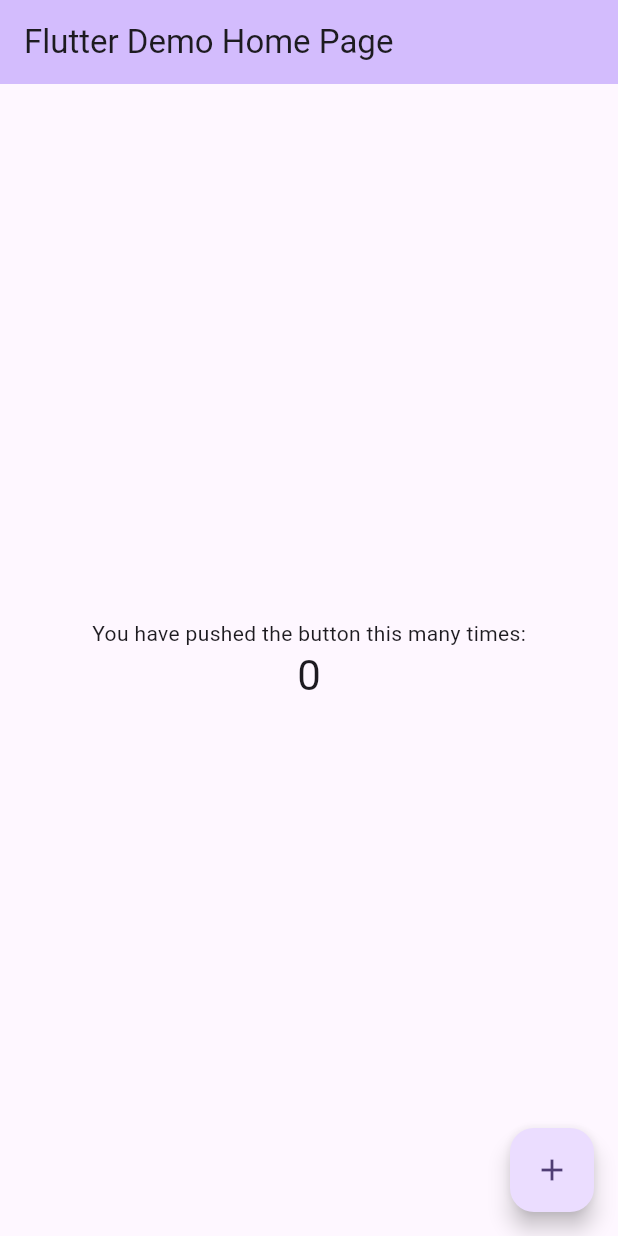
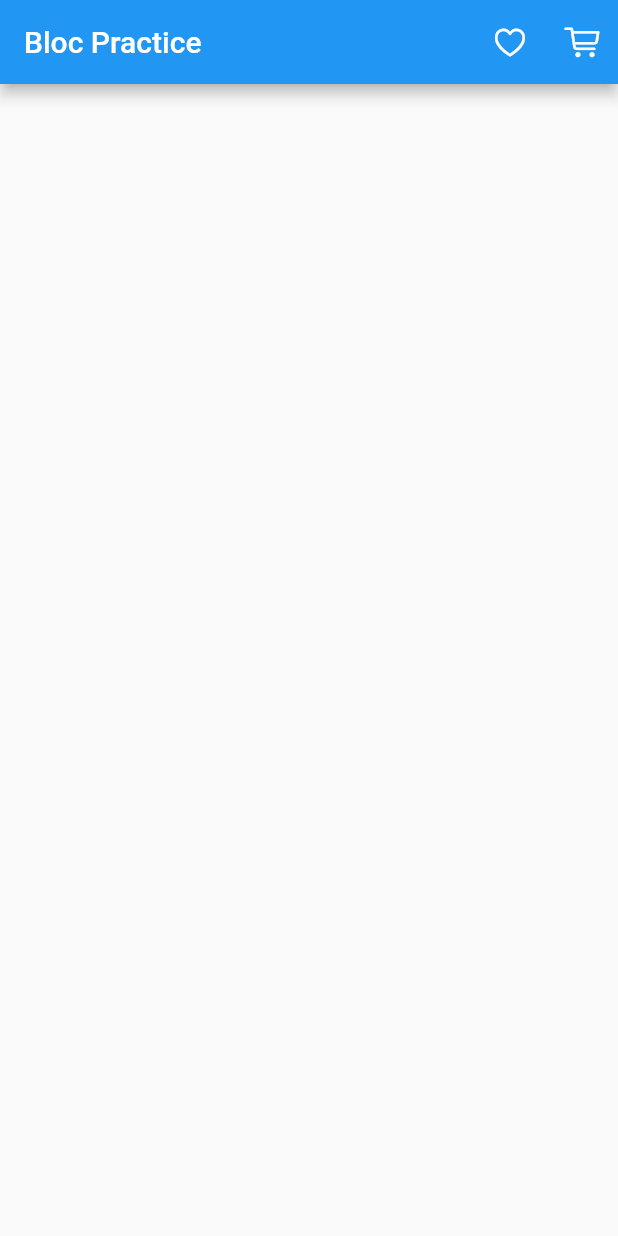
Before and after one commit to xX0ZAK0Xx/Cart_Bloc, a Flutter app: the screen it shows after launch, on a phone screen of 412 x 824 dp. Run offline on Flutter 3.47's test engine with Material 2 defaults, Android fonts, the phone set to English and light mode, and no system bars; our stand-ins replace bloc, flutter_bloc.

Commit message:
Basic Bloc at HomePage

```diff
--- a/analysis_options.yaml
+++ b/analysis_options.yaml
@@ -1,28 +1,28 @@
-# This file configures the analyzer, which statically analyzes Dart code to
-# check for errors, warnings, and lints.
-#
-# The issues identified by the analyzer are surfaced in the UI of Dart-enabled
-# IDEs (https://dart.dev/tools#ides-and-editors). The analyzer can also be
-# invoked from the command line by running `flutter analyze`.
+# # This file configures the analyzer, which statically analyzes Dart code to
+# # check for errors, warnings, and lints.
+# #
+# # The issues identified by the analyzer are surfaced in the UI of Dart-enabled
+# # IDEs (https://dart.dev/tools#ides-and-editors). The analyzer can also be
+# # invoked from the command line by running `flutter analyze`.
 
-# The following line activates a set of recommended lints for Flutter apps,
-# packages, and plugins designed to encourage good coding practices.
-include: package:flutter_lints/flutter.yaml
+# # The following line activates a set of recommended lints for Flutter apps,
+# # packages, and plugins designed to encourage good coding practices.
+# include: package:flutter_lints/flutter.yaml
 
-linter:
-  # The lint rules applied to this project can be customized in the
-  # section below to disable rules from the `package:flutter_lints/flutter.yaml`
-  # included above or to enable additional rules. A list of all available lints
-  # and their documentation is published at https://dart.dev/lints.
-  #
-  # Instead of disabling a lint rule for the entire project in the
-  # section below, it can also be suppressed for a single line of code
-  # or a specific dart file by using the `// ignore: name_of_lint` and
-  # `// ignore_for_file: name_of_lint` syntax on the line or in the file
-  # producing the lint.
-  rules:
-    # avoid_print: false  # Uncomment to disable the `avoid_print` rule
-    # prefer_single_quotes: true  # Uncomment to enable the `prefer_single_quotes` rule
+# linter:
+#   # The lint rules applied to this project can be customized in the
+#   # section below to disable rules from the `package:flutter_lints/flutter.yaml`
+#   # included above or to enable additional rules. A list of all available lints
+#   # and their documentation is published at https://dart.dev/lints.
+#   #
+#   # Instead of disabling a lint rule for the entire project in the
+#   # section below, it can also be suppressed for a single line of code
+#   # or a specific dart file by using the `// ignore: name_of_lint` and
+#   # `// ignore_for_file: name_of_lint` syntax on the line or in the file
+#   # producing the lint.
+#   rules:
+#     # avoid_print: false  # Uncomment to disable the `avoid_print` rule
+#     # prefer_single_quotes: true  # Uncomment to enable the `prefer_single_quotes` rule
 
-# Additional information about this file can be found at
-# https://dart.dev/guides/language/analysis-options
+# # Additional information about this file can be found at
+# # https://dart.dev/guides/language/analysis-options
--- /dev/null
+++ b/lib/features/home/bloc/home_bloc.dart
@@ -0,0 +1,38 @@
+import 'dart:async';
+
+import 'package:bloc/bloc.dart';
+import 'package:cart_app/features/home/ui/homePage.dart';
+import 'package:meta/meta.dart';
+
+part 'home_event.dart';
+part 'home_state.dart';
+
+class HomeBloc extends Bloc<HomeEvent, HomeState> {
+  HomeBloc() : super(HomeInitial()) {
+    on<HometWishListNavigateEvent>(hometWishListNavigateEvent);
+    on<HomeCartNavigateEvent>(homeCartNavigateEvent);
+
+    on<HomeProductWishListClickEvent>(homeProductWishListClickEvent);
+    on<HomeProductCartClickEvent>(homeProductCartClickEvent);
+  }
+
+  FutureOr<void> hometWishListNavigateEvent(
+      HometWishListNavigateEvent event, Emitter<HomeState> emit) {
+    print("Clicked Wishlist Navigator");
+  }
+
+  FutureOr<void> homeCartNavigateEvent(
+      HomeCartNavigateEvent event, Emitter<HomeState> emit) {
+    print("Clicked Cart Navigator");
+  }
+
+  FutureOr<void> homeProductWishListClickEvent(
+      HomeProductWishListClickEvent event, Emitter<HomeState> emit) {
+    print("Clicked Product Wish List");
+  }
+
+  FutureOr<void> homeProductCartClickEvent(
+      HomeProductCartClickEvent event, Emitter<HomeState> emit) {
+    print("Clicked Product Cart");
+  }
+}
--- /dev/null
+++ b/lib/features/home/bloc/home_event.dart
@@ -0,0 +1,12 @@
+part of 'home_bloc.dart';
+
+@immutable
+sealed class HomeEvent {}
+
+class HomeProductWishListClickEvent extends HomeEvent {}
+
+class HomeProductCartClickEvent extends HomeEvent {}
+
+class HometWishListNavigateEvent extends HomeEvent {}
+
+class HomeCartNavigateEvent extends HomeEvent {}
--- /dev/null
+++ b/lib/features/home/bloc/home_state.dart
@@ -0,0 +1,18 @@
+part of 'home_bloc.dart';
+
+@immutable
+sealed class HomeState {}
+
+abstract class HomeActionState extends HomeState {}
+
+final class HomeInitial extends HomeState {}
+
+class HomeLoadingState extends HomeState {}
+
+class HomeLoadedSuccessState extends HomeState {}
+
+class HomeErrorState extends HomeState {}
+
+class HomeNavigateToWishListPageActionState extends HomeActionState {}
+
+class HomeNavigateToCartPageActionState extends HomeActionState {}
--- /dev/null
+++ b/lib/features/home/ui/homePage.dart
@@ -0,0 +1,46 @@
+import 'package:cart_app/features/home/bloc/home_bloc.dart';
+import 'package:flutter/cupertino.dart';
+import 'package:flutter/material.dart';
+import 'package:flutter_bloc/flutter_bloc.dart';
+
+class Home extends StatefulWidget {
+  const Home({super.key});
+
+  @override
+  State<Home> createState() => _HomeState();
+}
+
+class _HomeState extends State<Home> {
+  final HomeBloc homeBloc = HomeBloc();
+  @override
+  Widget build(BuildContext context) {
+    return BlocConsumer<HomeBloc, HomeState>(
+      bloc: homeBloc,
+      // listenWhen: (previous, current) {
+
+      // },
+      listener: (context, state) {
+        // TODO: implement listener
+      },
+      builder: (context, state) {
+        return Scaffold(
+          appBar: AppBar(
+            title: Text("Bloc Practice"),
+            actions: [
+              IconButton(
+                  onPressed: () {
+                    homeBloc.add(HometWishListNavigateEvent());
+                  },
+                  icon: Icon(CupertinoIcons.heart)),
+              IconButton(
+                  onPressed: () {
+                    homeBloc.add(HomeCartNavigateEvent());
+                  },
+                  icon: Icon(CupertinoIcons.cart)),
+            ],
+          ),
+        );
+      },
+    );
+  }
+}
--- a/lib/main.dart
+++ b/lib/main.dart
@@ -1,3 +1,4 @@
+import 'package:cart_app/features/home/ui/homePage.dart';
 import 'package:flutter/material.dart';
 
 void main() {
@@ -7,119 +8,11 @@ void main() {
 class MyApp extends StatelessWidget {
   const MyApp({super.key});
 
-  // This widget is the root of your application.
   @override
   Widget build(BuildContext context) {
     return MaterialApp(
-      title: 'Flutter Demo',
-      theme: ThemeData(
-        // This is the theme of your application.
-        //
-        // TRY THIS: Try running your application with "flutter run". You'll see
-        // the application has a blue toolbar. Then, without quitting the app,
-        // try changing the seedColor in the colorScheme below to Colors.green
-        // and then invoke "hot reload" (save your changes or press the "hot
-        // reload" button in a Flutter-supported IDE, or press "r" if you used
-        // the command line to start the app).
-        //
-        // Notice that the counter didn't reset back to zero; the application
-        // state is not lost during the reload. To reset the state, use hot
-        // restart instead.
-        //
-        // This works for code too, not just values: Most code changes can be
-        // tested with just a hot reload.
-        colorScheme: ColorScheme.fromSeed(seedColor: Colors.deepPurple),
-        useMaterial3: true,
-      ),
-      home: const MyHomePage(title: 'Flutter Demo Home Page'),
+      debugShowCheckedModeBanner: false,
+      home: Home(),
     );
   }
 }
-
-class MyHomePage extends StatefulWidget {
-  const MyHomePage({super.key, required this.title});
-
-  // This widget is the home page of your application. It is stateful, meaning
-  // that it has a State object (defined below) that contains fields that affect
-  // how it looks.
-
-  // This class is the configuration for the state. It holds the values (in this
-  // case the title) provided by the parent (in this case the App widget) and
-  // used by the build method of the State. Fields in a Widget subclass are
-  // always marked "final".
-
-  final String title;
-
-  @override
-  State<MyHomePage> createState() => _MyHomePageState();
-}
-
-class _MyHomePageState extends State<MyHomePage> {
-  int _counter = 0;
-
-  void _incrementCounter() {
-    setState(() {
-      // This call to setState tells the Flutter framework that something has
-      // changed in this State, which causes it to rerun the build method below
-      // so that the display can reflect the updated values. If we changed
-      // _counter without calling setState(), then the build method would not be
-      // called again, and so nothing would appear to happen.
-      _counter++;
-    });
-  }
-
-  @override
-  Widget build(BuildContext context) {
-    // This method is rerun every time setState is called, for instance as done
-    // by the _incrementCounter method above.
-    //
-    // The Flutter framework has been optimized to make rerunning build methods
-    // fast, so that you can just rebuild anything that needs updating rather
-    // than having to individually change instances of widgets.
-    return Scaffold(
-      appBar: AppBar(
-        // TRY THIS: Try changing the color here to a specific color (to
-        // Colors.amber, perhaps?) and trigger a hot reload to see the AppBar
-        // change color while the other colors stay the same.
-        backgroundColor: Theme.of(context).colorScheme.inversePrimary,
-        // Here we take the value from the MyHomePage object that was created by
-        // the App.build method, and use it to set our appbar title.
-        title: Text(widget.title),
-      ),
-      body: Center(
-        // Center is a layout widget. It takes a single child and positions it
-        // in the middle of the parent.
-        child: Column(
-          // Column is also a layout widget. It takes a list of children and
-          // arranges them vertically. By default, it sizes itself to fit its
-          // children horizontally, and tries to be as tall as its parent.
-          //
-          // Column has various properties to control how it sizes itself and
-          // how it positions its children. Here we use mainAxisAlignment to
-          // center the children vertically; the main axis here is the vertical
-          // axis because Columns are vertical (the cross axis would be
-          // horizontal).
-          //
-          // TRY THIS: Invoke "debug painting" (choose the "Toggle Debug Paint"
-          // action in the IDE, or press "p" in the console), to see the
-          // wireframe for each widget.
-          mainAxisAlignment: MainAxisAlignment.center,
-          children: <Widget>[
-            const Text(
-              'You have pushed the button this many times:',
-            ),
-            Text(
-              '$_counter',
-              style: Theme.of(context).textTheme.headlineMedium,
-            ),
-          ],
-        ),
-      ),
-      floatingActionButton: FloatingActionButton(
-        onPressed: _incrementCounter,
-        tooltip: 'Increment',
-        child: const Icon(Icons.add),
-      ), // This trailing comma makes auto-formatting nicer for build methods.
-    );
-  }
-}
--- a/pubspec.yaml
+++ b/pubspec.yaml
@@ -35,6 +35,8 @@ dependencies:
   # The following adds the Cupertino Icons font to your application.
   # Use with the CupertinoIcons class for iOS style icons.
   cupertino_icons: ^1.0.2
+  bloc: ^8.1.2
+  flutter_bloc: ^8.1.3
 
 dev_dependencies:
   flutter_test:
```
Also changed, not shown: lib/data/products_data.dart (added, +38 -0 lines), pubspec.lock.
